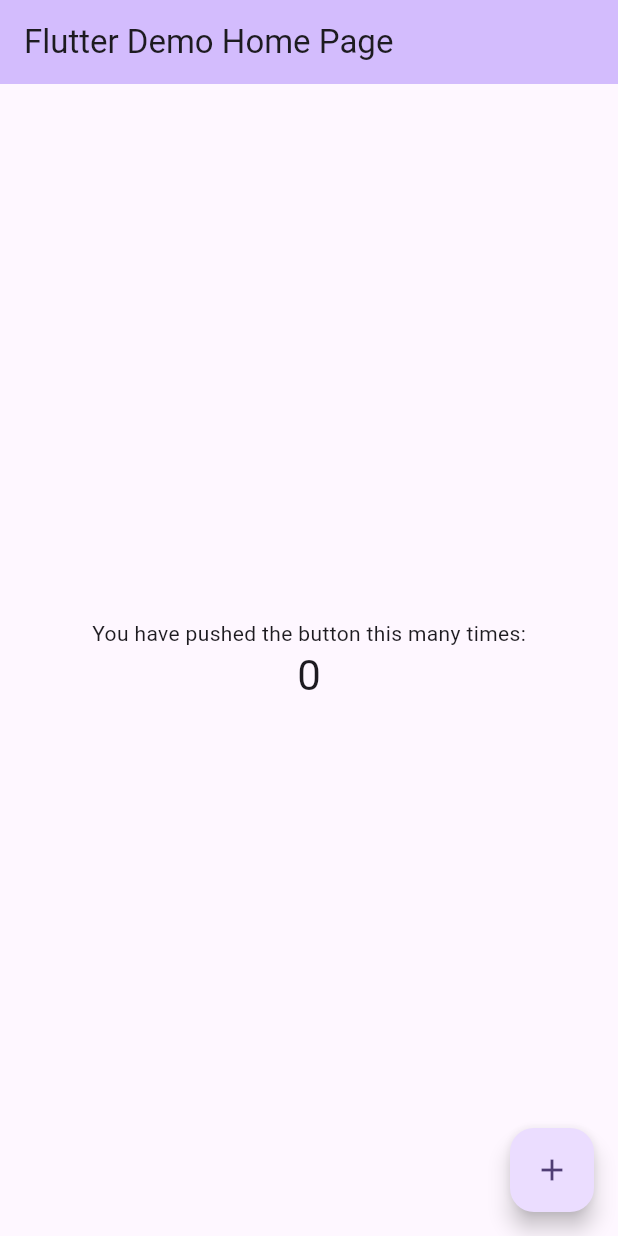
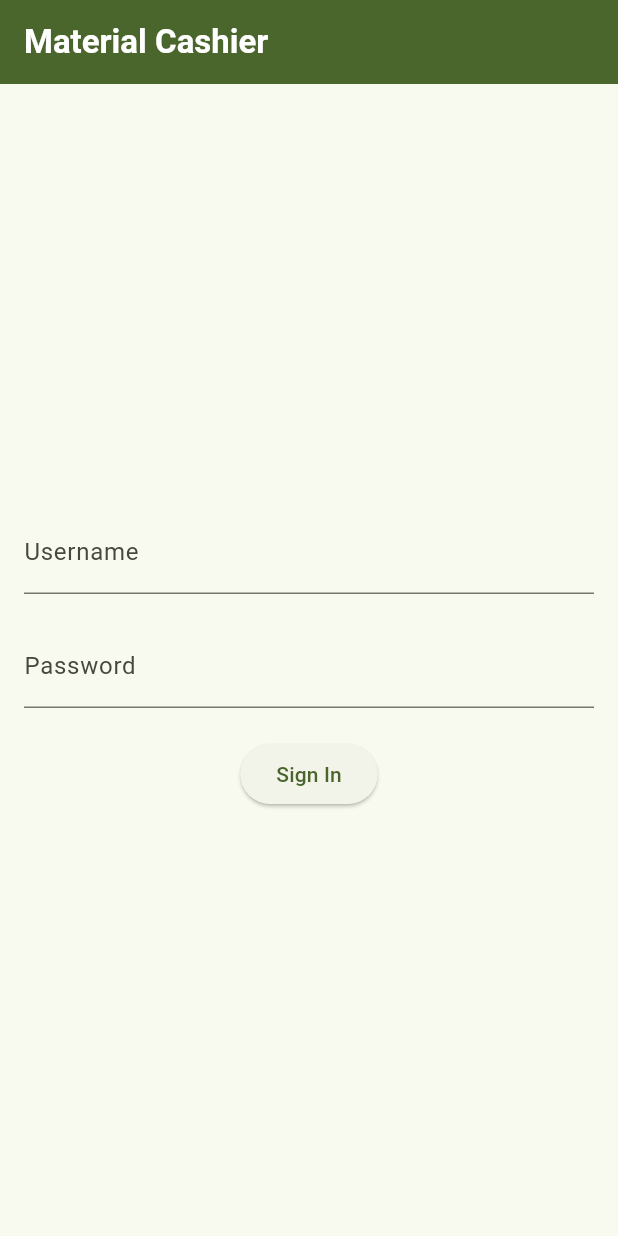
Before and after one commit to WhiteLicorice/Material-Auth, a Flutter app: the screen it shows after launch, on a phone screen of 412 x 824 dp. Run offline on Flutter 3.47's test engine with Material 3 defaults, Android fonts, the light colour scheme and no system bars; our stand-ins replace flutter_dotenv, logger, supabase_flutter; accounts and stored records are empty.

Commit message:
Reused `sign_in_screen.dart` from `Material-Cashier`

```diff
--- /dev/null
+++ b/lib/auth/sign_in_screen.dart
@@ -0,0 +1,136 @@
+import 'package:flutter/material.dart';
+import 'package:material_auth/main.dart';
+import 'package:logger/logger.dart';
+import 'package:supabase_flutter/supabase_flutter.dart';
+
+var logger = Logger();
+
+class SignInScreen extends StatefulWidget {
+  const SignInScreen({super.key});
+
+  @override
+  SignInScreenState createState() => SignInScreenState();
+}
+
+class SignInScreenState extends State<SignInScreen> {
+  final _formKey = GlobalKey<FormState>();
+  final _usernameController = TextEditingController();
+  final _passwordController = TextEditingController();
+
+  @override
+  Widget build(BuildContext context) {
+    return Scaffold(
+      appBar: AppBar(
+        title: const Text('Material Cashier',
+            style: TextStyle(fontWeight: FontWeight.bold, color: Colors.white)),
+        backgroundColor: Theme.of(context).primaryColor,
+      ),
+      body: Center(
+        child: SingleChildScrollView(
+          child: Center(
+            child: Padding(
+              padding: const EdgeInsets.all(16.0),
+              child: Form(
+                key: _formKey,
+                child: Column(
+                  mainAxisSize:
+                      MainAxisSize.min, // Ensure column takes minimum space
+                  children: [
+                    TextFormField(
+                      controller: _usernameController,
+                      decoration: const InputDecoration(labelText: 'Username'),
+                      validator: (value) {
+                        if (value == null || value.isEmpty) {
+                          return 'Please enter your username';
+                        }
+                        return null;
+                      },
+                    ),
+                    const SizedBox(height: 20),
+                    TextFormField(
+                      controller: _passwordController,
+                      decoration: const InputDecoration(labelText: 'Password'),
+                      obscureText: true,
+                      validator: (value) {
+                        if (value == null || value.isEmpty) {
+                          return 'Please enter your password';
+                        }
+                        return null;
+                      },
+                    ),
+                    const SizedBox(height: 20),
+                    ElevatedButton(
+                      onPressed: () async {
+                        if (_formKey.currentState!.validate()) {
+                          // Get the username entered by the user
+                          String username = _usernameController.text.trim();
+
+                          // Query Supabase to find the profile ID for the given username
+                          var query = await Supabase.instance.client
+                              .from('profiles')
+                              .select('email')
+                              .eq('username', username);
+
+                          //  Guard against incorrect usernames
+                          if (query.isEmpty) {
+                            ScaffoldMessenger.of(context).showSnackBar(
+                              const SnackBar(
+                                content: Text('Credentials incorrect.'),
+                                duration: Duration(seconds: 1),
+                              ),
+                            );
+                            return;
+                          }
+
+                          var email = query[0]['email'];
+                          logger.d(email);
+
+                          try {
+                            await Supabase.instance.client.auth
+                                .signInWithPassword(
+                                    email: email,
+                                    password: _passwordController.text);
+
+                            // Hacky way of terminating sessions, since free Supabase doesn't let us control session duration
+                            // This has the side effect of logging out the cashier from all other devices
+                            await Supabase.instance.client.auth
+                                .signOut(scope: SignOutScope.global);
+
+                            await Supabase.instance.client.auth
+                                .signInWithPassword(
+                                    email: email,
+                                    password: _passwordController.text);
+                          } catch (e) {
+                            logger.d(e);
+                            ScaffoldMessenger.of(context).showSnackBar(
+                              const SnackBar(
+                                content: Text('Credentials incorrect.'),
+                                duration: Duration(seconds: 1),
+                              ),
+                            );
+                            return;
+                          } finally {
+                            logger.d(Supabase.instance.client.auth.currentUser);
+                          }
+
+                          // Assuming sign-in is successful, navigate to MyApp
+                          Navigator.pushReplacement(
+                            context,
+                            MaterialPageRoute(
+                              builder: (context) => const MyApp(),
+                            ),
+                          );
+                        }
+                      },
+                      child: const Text('Sign In'),
+                    ),
+                  ],
+                ),
+              ),
+            ),
+          ),
+        ),
+      ),
+    );
+  }
+}
--- a/lib/main.dart
+++ b/lib/main.dart
@@ -1,7 +1,42 @@
 import 'package:flutter/material.dart';
+import 'home/home_auth.dart';
+import 'auth/sign_in_screen.dart';
 
-void main() {
-  runApp(const MyApp());
+import 'package:logger/logger.dart';
+import 'package:flutter_dotenv/flutter_dotenv.dart';
+import 'package:supabase_flutter/supabase_flutter.dart';
+
+// void main() {
+//   runApp(const MyApp());
+// }
+
+var logger = Logger();
+
+void main() async {
+  WidgetsFlutterBinding.ensureInitialized();
+  await dotenv.load();
+  await Supabase.initialize(
+    url: dotenv.env['SUPABASE_PROJECT']!,
+    anonKey: dotenv.env['SUPABASE_API_KEY']!,
+  );
+  runApp(const InitialApp());
+}
+
+class InitialApp extends StatelessWidget {
+  const InitialApp({super.key});
+
+  @override
+  Widget build(BuildContext context) {
+    return MaterialApp(
+      debugShowCheckedModeBanner: false,
+      title: 'Material Cashier',
+      theme: ThemeData(
+        colorSchemeSeed: Colors.lightGreen,
+        useMaterial3: true,
+      ),
+      home: const SignInScreen(),
+    );
+  }
 }
 
 class MyApp extends StatelessWidget {
@@ -10,116 +45,6 @@
   // This widget is the root of your application.
   @override
   Widget build(BuildContext context) {
-    return MaterialApp(
-      title: 'Flutter Demo',
-      theme: ThemeData(
-        // This is the theme of your application.
-        //
-        // TRY THIS: Try running your application with "flutter run". You'll see
-        // the application has a purple toolbar. Then, without quitting the app,
-        // try changing the seedColor in the colorScheme below to Colors.green
-        // and then invoke "hot reload" (save your changes or press the "hot
-        // reload" button in a Flutter-supported IDE, or press "r" if you used
-        // the command line to start the app).
-        //
-        // Notice that the counter didn't reset back to zero; the application
-        // state is not lost during the reload. To reset the state, use hot
-        // restart instead.
-        //
-        // This works for code too, not just values: Most code changes can be
-        // tested with just a hot reload.
-        colorScheme: ColorScheme.fromSeed(seedColor: Colors.deepPurple),
-        useMaterial3: true,
-      ),
-      home: const MyHomePage(title: 'Flutter Demo Home Page'),
-    );
+    return const HomePage();
   }
 }
-
-class MyHomePage extends StatefulWidget {
-  const MyHomePage({super.key, required this.title});
-
-  // This widget is the home page of your application. It is stateful, meaning
-  // that it has a State object (defined below) that contains fields that affect
-  // how it looks.
-
-  // This class is the configuration for the state. It holds the values (in this
-  // case the title) provided by the parent (in this case the App widget) and
-  // used by the build method of the State. Fields in a Widget subclass are
-  // always marked "final".
-
-  final String title;
-
-  @override
-  State<MyHomePage> createState() => _MyHomePageState();
-}
-
-class _MyHomePageState extends State<MyHomePage> {
-  int _counter = 0;
-
-  void _incrementCounter() {
-    setState(() {
-      // This call to setState tells the Flutter framework that something has
-      // changed in this State, which causes it to rerun the build method below
-      // so that the display can reflect the updated values. If we changed
-      // _counter without calling setState(), then the build method would not be
-      // called again, and so nothing would appear to happen.
-      _counter++;
-    });
-  }
-
-  @override
-  Widget build(BuildContext context) {
-    // This method is rerun every time setState is called, for instance as done
-    // by the _incrementCounter method above.
-    //
-    // The Flutter framework has been optimized to make rerunning build methods
-    // fast, so that you can just rebuild anything that needs updating rather
-    // than having to individually change instances of widgets.
-    return Scaffold(
-      appBar: AppBar(
-        // TRY THIS: Try changing the color here to a specific color (to
-        // Colors.amber, perhaps?) and trigger a hot reload to see the AppBar
-        // change color while the other colors stay the same.
-        backgroundColor: Theme.of(context).colorScheme.inversePrimary,
-        // Here we take the value from the MyHomePage object that was created by
-        // the App.build method, and use it to set our appbar title.
-        title: Text(widget.title),
-      ),
-      body: Center(
-        // Center is a layout widget. It takes a single child and positions it
-        // in the middle of the parent.
-        child: Column(
-          // Column is also a layout widget. It takes a list of children and
-          // arranges them vertically. By default, it sizes itself to fit its
-          // children horizontally, and tries to be as tall as its parent.
-          //
-          // Column has various properties to control how it sizes itself and
-          // how it positions its children. Here we use mainAxisAlignment to
-          // center the children vertically; the main axis here is the vertical
-          // axis because Columns are vertical (the cross axis would be
-          // horizontal).
-          //
-          // TRY THIS: Invoke "debug painting" (choose the "Toggle Debug Paint"
-          // action in the IDE, or press "p" in the console), to see the
-          // wireframe for each widget.
-          mainAxisAlignment: MainAxisAlignment.center,
-          children: <Widget>[
-            const Text(
-              'You have pushed the button this many times:',
-            ),
-            Text(
-              '$_counter',
-              style: Theme.of(context).textTheme.headlineMedium,
-            ),
-          ],
-        ),
-      ),
-      floatingActionButton: FloatingActionButton(
-        onPressed: _incrementCounter,
-        tooltip: 'Increment',
-        child: const Icon(Icons.add),
-      ), // This trailing comma makes auto-formatting nicer for build methods.
-    );
-  }
-}
```
Also changed, not shown: lib/home/home_auth.dart (added, +122 -0 lines), pubspec.yaml (+5 -3 lines), pubspec.lock, 5 other files.
